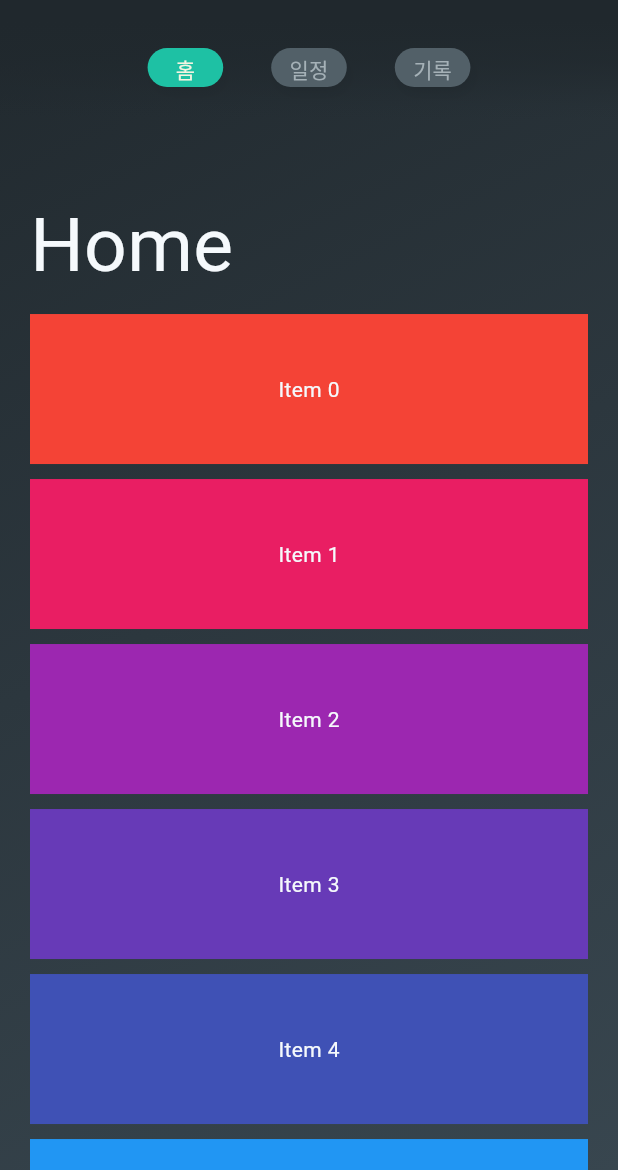
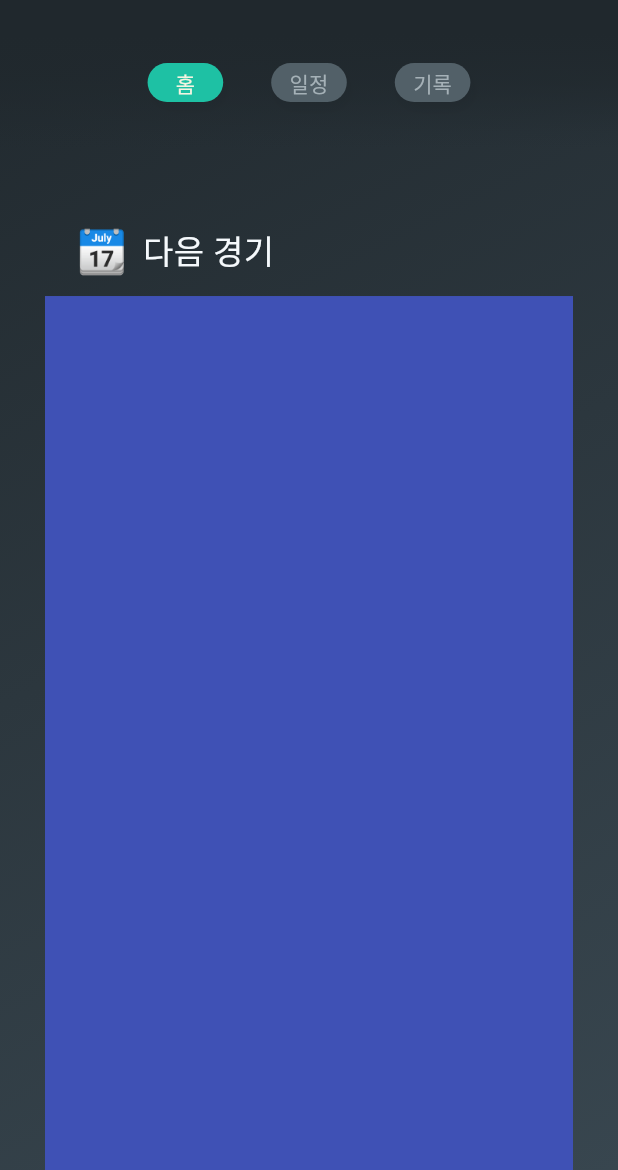
Before and after one commit to Match-Management-App/Frontend, a Flutter app: the screen it shows after launch, on a phone screen of 412 x 824 dp, the part 66-1236 px from its top. Run offline on Flutter 3.47's test engine with Material 3 defaults, Android fonts, the phone set to English and light mode, and no system bars; Roboto replaces fonts that are missing (Pretendard).

Commit message:
feat: subtitle

```diff
--- a/wanna_play_soccer/lib/Component/AppBar/my_app_bar.dart
+++ b/wanna_play_soccer/lib/Component/AppBar/my_app_bar.dart
@@ -42,9 +42,10 @@ class MyAppBar extends StatelessWidget {
         scrolledUnderElevation: 0,
         backgroundColor: Colors.transparent,
         bottom: PreferredSize(
-          preferredSize: const Size.fromHeight(kTextTabBarHeight + 20),
+          preferredSize: const Size.fromHeight(kTextTabBarHeight + 40),
           child: Container(
             padding: const EdgeInsets.only(bottom: 20.0),
+            height: kTextTabBarHeight + 40,
             child: MyTabBar(tabController: tabController),
           ),
         ),
--- a/wanna_play_soccer/lib/Component/AppBar/my_tab.dart
+++ b/wanna_play_soccer/lib/Component/AppBar/my_tab.dart
@@ -22,10 +22,12 @@ class _MyTabState extends State<MyTab> {
     return Tab(
       // text: text,
       child: Container(
+        // height: 40,
         padding: const EdgeInsets.only(top: 20.0),
         child: Container(
           width: 60,
-          padding: const EdgeInsets.symmetric(vertical: 4),
+          height: 30,
+          padding: const EdgeInsets.symmetric(vertical: 3),
           decoration: BoxDecoration(
             borderRadius: BorderRadius.circular(20),
             color:
--- /dev/null
+++ b/wanna_play_soccer/lib/Component/subtitle.dart
@@ -0,0 +1,41 @@
+import 'package:flutter/material.dart';
+import 'package:wanna_play_soccer/Theme/my_colors.dart';
+
+class Subtitle extends StatelessWidget {
+  const Subtitle({
+    super.key,
+    required this.icon,
+    required this.subtitle,
+  });
+
+  final String icon;
+  final String subtitle;
+
+  @override
+  Widget build(BuildContext context) {
+    return Container(
+      width: double.infinity,
+      // color: MyColors.myDarkGrey,
+      padding: const EdgeInsets.only(top: 20, left: 20, right: 20, bottom: 10),
+      child: Row(
+        crossAxisAlignment: CrossAxisAlignment.center,
+        children: [
+          Text(
+            icon,
+            style: const TextStyle(fontSize: 28),
+          ),
+          const SizedBox(
+            width: 10,
+          ),
+          Text(
+            subtitle,
+            style: const TextStyle(
+              fontSize: 22,
+              color: MyColors.myWhite,
+            ),
+          ),
+        ],
+      ),
+    );
+  }
+}
--- a/wanna_play_soccer/lib/HomeScreen/home_page.dart
+++ b/wanna_play_soccer/lib/HomeScreen/home_page.dart
@@ -1,5 +1,5 @@
 import 'package:flutter/material.dart';
-import 'package:wanna_play_soccer/Theme/my_colors.dart';
+import 'package:wanna_play_soccer/Component/subtitle.dart';
 
 class HomePage extends StatefulWidget {
   const HomePage({super.key});
@@ -13,28 +13,21 @@ class _HomePageState extends State<HomePage> {
   Widget build(BuildContext context) {
     double screenHeight = MediaQuery.of(context).size.height;
 
-    return ListView(
-      padding: EdgeInsets.only(
-          top: screenHeight * 0.14, bottom: 40, left: 20, right: 20),
-      children: [
-        const Text(
-          'Home',
-          style: TextStyle(
-            color: MyColors.myWhite,
-            fontSize: 50,
-          ),
+    return SingleChildScrollView(
+      child: Container(
+        padding: EdgeInsets.only(
+            top: screenHeight * 0.14, bottom: 40, left: 30, right: 30),
+        child: Column(
+          children: [
+            const Subtitle(icon: "📆", subtitle: "다음 경기"),
+            Container(
+              height: 1000,
+              width: double.infinity,
+              color: Colors.indigo,
+            )
+          ],
         ),
-        // 스크롤 효과를 더 잘 보기 위한 추가 컨텐츠
-        for (int i = 0; i < 10; i++)
-          Container(
-            color: Colors.primaries[i % Colors.primaries.length],
-            height: 100,
-            margin: const EdgeInsets.only(top: 10),
-            alignment: Alignment.center,
-            child: Text('Item $i',
-                style: const TextStyle(color: MyColors.myWhite)),
-          ),
-      ],
+      ),
     );
   }
 }
```
